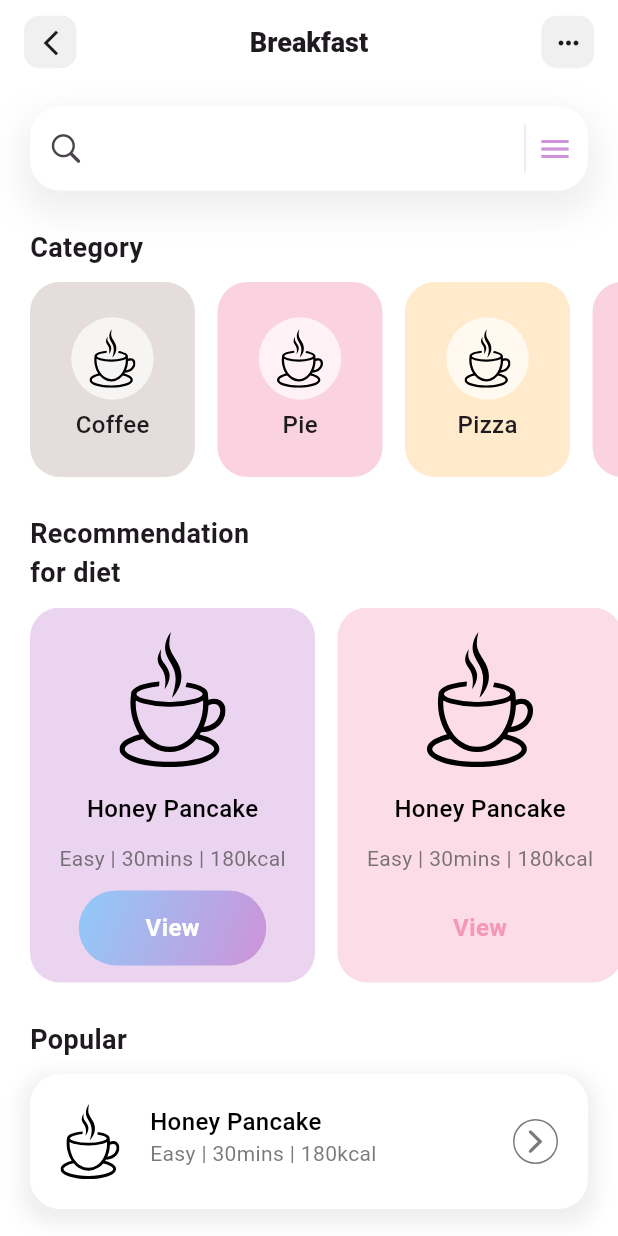
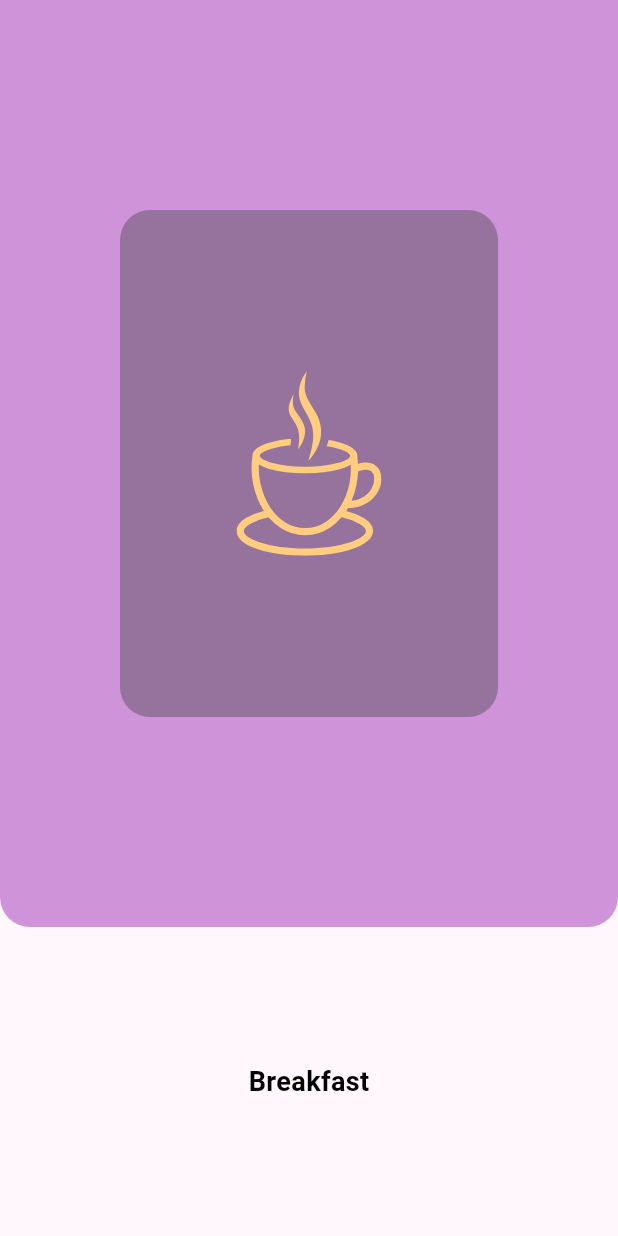
Before and after one commit to ChinepohDivine-f/Breakfast, a Flutter app: the first screen one second after launch, on a phone screen of 412 x 824 dp. Run offline on Flutter 3.47's test engine with Material 3 defaults, Android fonts, the phone set to English and light mode, and no system bars; our stand-ins replace flutter_svg.

Commit message:
simple splash screen

```diff
--- a/lib/main.dart
+++ b/lib/main.dart
@@ -1,5 +1,6 @@
 import 'package:commerce_app/utils/color.dart';
 import 'package:commerce_app/utils/exports.dart';
+import 'package:commerce_app/views/splash.dart';
 import 'package:flutter/material.dart';
 
 void main() {
@@ -21,7 +22,8 @@ class MyApp extends StatelessWidget {
         // useMaterial3: true,
 
       ),
-      home: const HomePage(),
+      // home: const HomePage(),
+      home: const Splash(),
     );
   }
 }
--- a/lib/views/home_view.dart
+++ b/lib/views/home_view.dart
@@ -89,6 +89,7 @@ class _HomePageState extends State<HomePage> {
         child: ListView.separated(
           shrinkWrap: true,
           itemCount: popularDiets.length,
+          physics: NeverScrollableScrollPhysics(),
           padding: const EdgeInsets.symmetric(horizontal: 20),
           separatorBuilder: (context, index) => SizedBox(
             height: 20,
@@ -279,7 +280,14 @@ class _HomePageState extends State<HomePage> {
                       fontSize: 14,
                       fontWeight: FontWeight.w400),
                 ),
-                Container(
+                GestureDetector(
+                  // onLongPress: (){},
+                  // onTap: (){
+                  //   setState(() {
+                  //     recommendations[index].isVied = !recommendations[index].isVied;
+                  //   });
+                  // },
+                  child: Container(
                     alignment: Alignment.center,
                     padding: EdgeInsets.all(10),
                     height: 50,
@@ -306,6 +314,7 @@ class _HomePageState extends State<HomePage> {
                           color: recommendations[index].isVied
                               ? Colors.white
                               : colorPink.withOpacity(0.9)),
+                    ),
                   ),
                 ),
               ],
--- /dev/null
+++ b/lib/views/splash.dart
@@ -0,0 +1,78 @@
+import 'dart:async';
+
+import 'package:commerce_app/utils/color.dart';
+import 'package:commerce_app/utils/exports.dart';
+import 'package:flutter/material.dart';
+import 'package:commerce_app/views/splash.dart';
+import 'package:flutter_svg/flutter_svg.dart';
+
+class Splash extends StatefulWidget {
+  const Splash({super.key});
+
+  @override
+  State<Splash> createState() => _SplashState();
+}
+
+class _SplashState extends State<Splash> {
+  String text = "Breakfast";
+
+  Color color = colorPurple;
+  Color color_ = colorOrange;
+
+  @override
+  Widget build(BuildContext context) {
+    Timer(const Duration(seconds: 5), () {
+
+      setState(() {
+        text = "Is Ready";
+      color = colorPink;
+      color_ = colorPurple;
+      });
+
+    });
+
+    Timer(const Duration(seconds: 7), () {
+
+      Navigator.pushReplacement(
+          context, (MaterialPageRoute(builder: (context) => const HomePage())));
+    });
+    return Scaffold(
+        body: Column(children: [
+      Expanded(
+        flex: 3,
+        child: Container(
+          decoration: BoxDecoration(
+            // color: color,
+            borderRadius: BorderRadius.only(
+                bottomLeft: Radius.circular(20),
+                bottomRight: Radius.circular(20)),
+            color: color,
+          ),
+          child: Padding(
+            padding: const EdgeInsets.symmetric(horizontal: 80, vertical: 140),
+            child: Container(
+              // height: 80,
+              // width: 80,
+              decoration: BoxDecoration(color: shaderColor3.withOpacity(0.4),
+              borderRadius: BorderRadius.circular(20),
+              ),
+              child: Center(
+                child: Container(
+                  child: SvgPicture.asset("assets/images/coffee-icon.svg", color: color_,)
+                  ),
+              ),
+            ),
+          ),
+        ),
+      ),
+      Expanded(
+          child: Center(
+            child: Text(
+                    text,
+                    style: const TextStyle(
+              color: Colors.black, fontSize: 18, fontWeight: FontWeight.bold),
+                  ),
+          ))
+    ]));
+  }
+}
```
Lines whose indentation alone changed are shown as unchanged.
